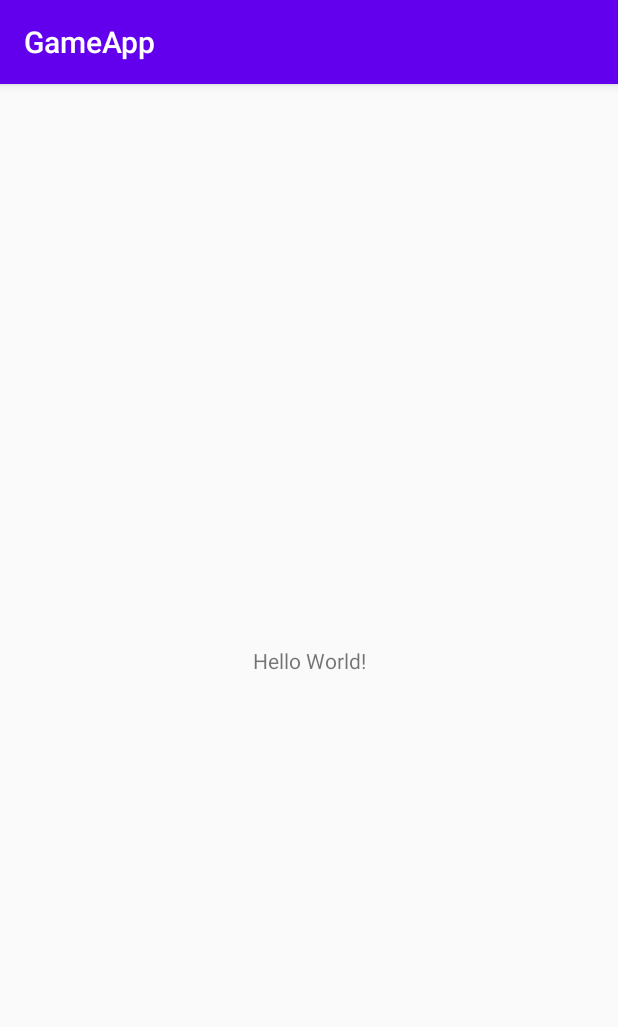
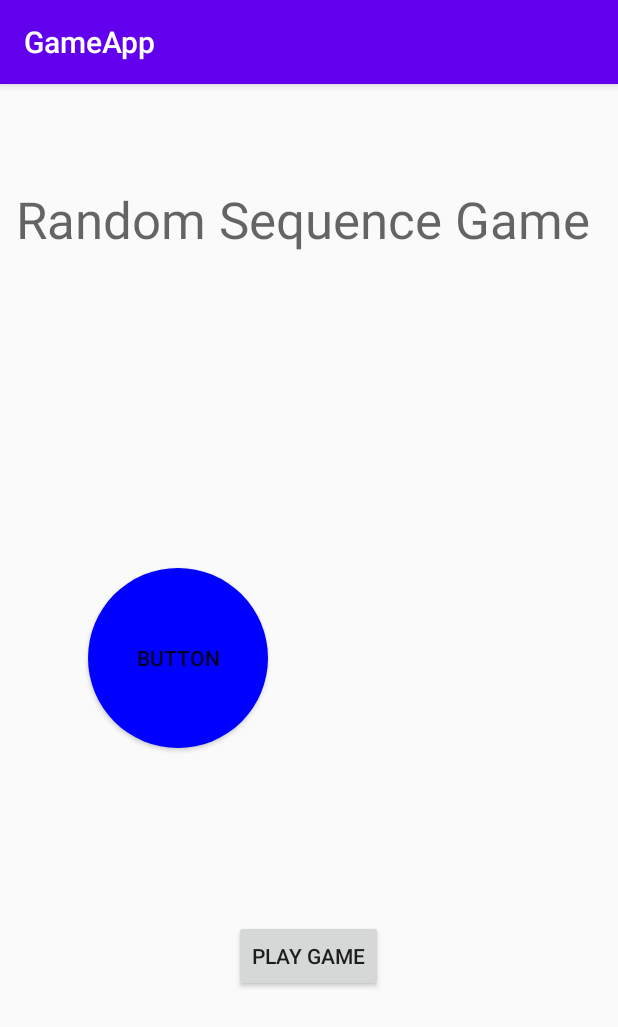
Before and after one commit to shaneb214/Resistor-Calculator-App, an Android app: the screen it shows after launch (MainActivity), on a phone screen of 412 x 824 dp. Shown: the top 1027 px of the screen. Run offline under Robolectric (Android 15) with nearby library versions, the phone set to English and light mode, and no system bars.

Commit message:
Added colour xml file

```diff
--- a/app/src/main/java/edu/shanebutler/gameapp/MainActivity.java
+++ b/app/src/main/java/edu/shanebutler/gameapp/MainActivity.java
@@ -1,14 +1,36 @@
 package edu.shanebutler.gameapp;
 
 import androidx.appcompat.app.AppCompatActivity;
+import androidx.core.view.ViewCompat;
 
+import android.content.res.ColorStateList;
+import android.content.res.TypedArray;
+import android.graphics.Color;
 import android.os.Bundle;
+import android.widget.Button;
+
+import java.util.Random;
 
 public class MainActivity extends AppCompatActivity {
+
+    Button btnTest;
+
 
     @Override
     protected void onCreate(Bundle savedInstanceState) {
         super.onCreate(savedInstanceState);
         setContentView(R.layout.activity_main);
+
+        btnTest = findViewById(R.id.btnTest);
+
+
+       // String[] array = getResources().getStringArray(R.array.randomColours);
+
+
+
+        //How to set a button's background colour to random colour from array.
+        int[] randomColours = getResources().getIntArray(R.array.randomColours);
+        ViewCompat.setBackgroundTintList(btnTest, ColorStateList.valueOf(randomColours[new Random().nextInt(randomColours.length)]));
+
     }
 }
--- /dev/null
+++ b/app/src/main/res/drawable/rounded_button.xml
@@ -0,0 +1,21 @@
+<?xml version="1.0" encoding="utf-8"?>
+<selector xmlns:android="http://schemas.android.com/apk/res/android">
+    <item android:state_pressed="true" >
+        <shape android:shape="oval">
+            <solid android:color="@color/Yellow"/>
+            <size android:width="120dp" android:height="120dp"/>
+        </shape>
+    </item>
+    <item android:state_focused="true">
+        <shape android:shape="oval">
+            <solid android:color="@color/Yellow"/>
+            <size android:width="120dp" android:height="120dp"/>
+        </shape>
+    </item>
+    <item >
+        <shape android:shape="oval">
+            <solid android:color="@color/Yellow"/>
+            <size android:width="120dp" android:height="120dp"/>
+        </shape>
+    </item>
+</selector>
--- a/app/src/main/res/layout/activity_main.xml
+++ b/app/src/main/res/layout/activity_main.xml
@@ -6,13 +6,42 @@
     android:layout_height="match_parent"
     tools:context=".MainActivity">
 
-    <TextView
+    <Button
+        android:id="@+id/btnPlay"
         android:layout_width="wrap_content"
         android:layout_height="wrap_content"
-        android:text="Hello World!"
+        android:text="Play Game"
         app:layout_constraintBottom_toBottomOf="parent"
-        app:layout_constraintLeft_toLeftOf="parent"
-        app:layout_constraintRight_toRightOf="parent"
-        app:layout_constraintTop_toTopOf="parent" />
+        app:layout_constraintEnd_toEndOf="parent"
+        app:layout_constraintHorizontal_bias="0.499"
+        app:layout_constraintStart_toStartOf="parent"
+        app:layout_constraintTop_toTopOf="parent"
+        app:layout_constraintVertical_bias="0.774" />
+
+    <TextView
+        android:id="@+id/textView2"
+        android:layout_width="391dp"
+        android:layout_height="46dp"
+        android:text="Random Sequence Game"
+        android:textAppearance="@style/TextAppearance.AppCompat.Display1"
+        app:layout_constraintBottom_toBottomOf="parent"
+        app:layout_constraintEnd_toEndOf="parent"
+        app:layout_constraintStart_toStartOf="parent"
+        app:layout_constraintTop_toTopOf="parent"
+        app:layout_constraintVertical_bias="0.093" />
+
+    <Button
+        android:id="@+id/btnTest"
+        android:layout_width="wrap_content"
+        android:layout_height="wrap_content"
+        android:background="@drawable/rounded_button"
+        android:text="Button"
+        app:layout_constraintBottom_toBottomOf="parent"
+        app:layout_constraintEnd_toEndOf="parent"
+        app:layout_constraintHorizontal_bias="0.202"
+        app:layout_constraintStart_toStartOf="parent"
+        app:layout_constraintTop_toTopOf="parent"
+        app:layout_constraintVertical_bias="0.498" />
+
 
 </androidx.constraintlayout.widget.ConstraintLayout>
--- /dev/null
+++ b/app/src/main/res/values/randomColours.xml
@@ -0,0 +1,34 @@
+<?xml version="1.0" encoding="utf-8"?>
+<resources>
+    <color name="Silver">#C0C0C0</color>
+    <color name="Gray">#808080</color>
+    <color name="Black">#000000</color>
+    <color name="Red">#FF0000</color>
+    <color name="Maroon">#800000</color>
+    <color name="Yellow">#FFFF00</color>
+    <color name="Olive">#808000</color>
+    <color name="Lime">#00FF00</color>
+    <color name="Green">#008000</color>
+    <color name="Teal">#008080</color>
+    <color name="Blue">#0000FF</color>
+    <color name="Navy">#000080</color>
+    <color name="Fuchsia">#FF00FF</color>
+    <color name="Purple">#800080</color>
+
+    <array name="randomColours">
+        <item>@color/Silver</item>
+        <item>@color/Gray</item>
+        <item>@color/Black</item>
+        <item>@color/Red</item>
+        <item>@color/Maroon</item>
+        <item>@color/Yellow</item>
+        <item>@color/Olive</item>
+        <item>@color/Lime</item>
+        <item>@color/Green</item>
+        <item>@color/Teal</item>
+        <item>@color/Blue</item>
+        <item>@color/Navy</item>
+        <item>@color/Fuchsia</item>
+        <item>@color/Purple</item>
+    </array>
+</resources>
```
